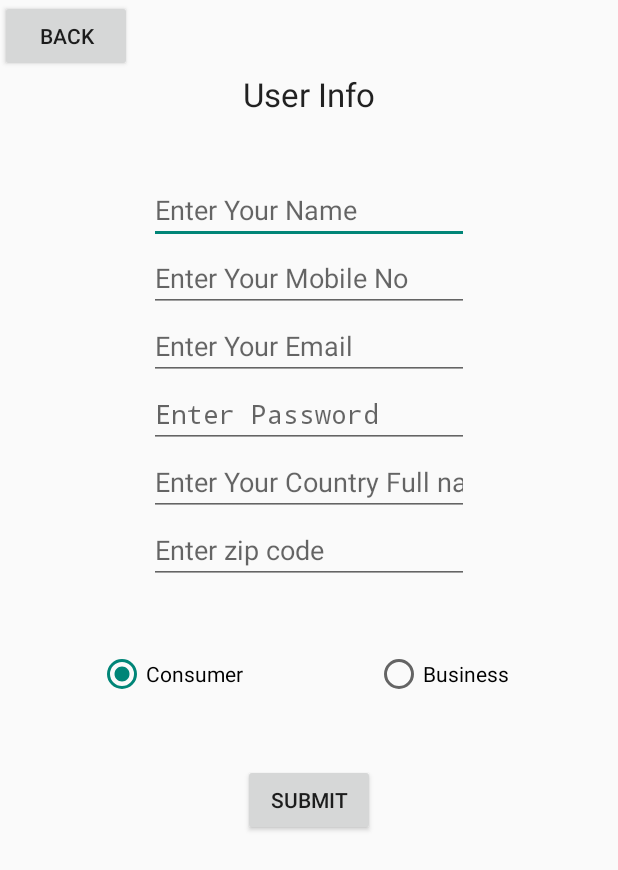
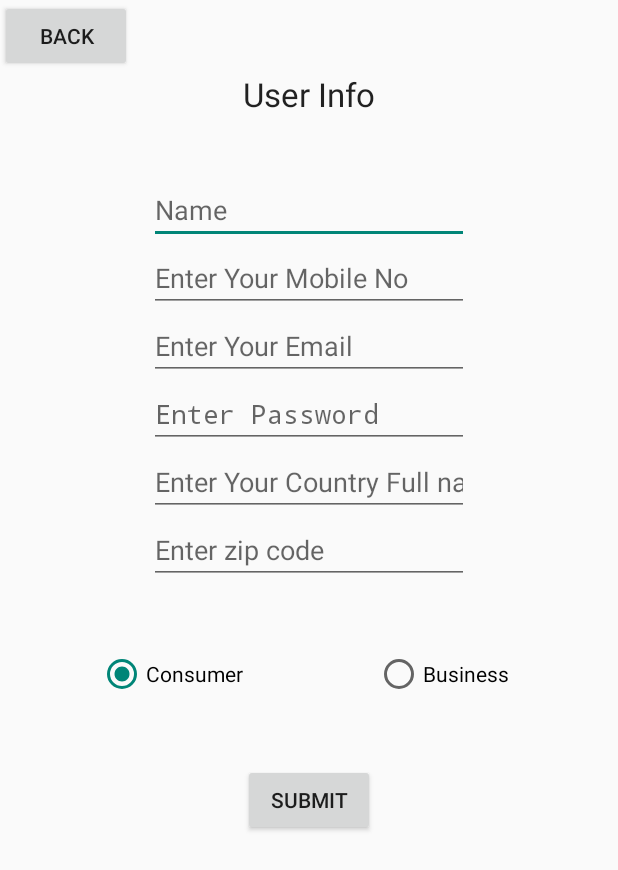
Before and after one commit to Hemaladani2711/Deals, an Android app: the NewUserDetailPage screen opened directly, with no data from a screen before it, on a phone screen of 412 x 824 dp. Shown: the top 870 px of the screen. Run offline under Robolectric (Android 15) with nearby library versions, the phone set to English and light mode, and no system bars; 3 statements that could not run were skipped.

```diff
--- a/app/src/main/res/layout/newuserdetailpage.xml
+++ b/app/src/main/res/layout/newuserdetailpage.xml
@@ -39,7 +39,7 @@
             android:layout_width="wrap_content"
             android:layout_height="wrap_content"
             android:ems="10"
-            android:hint="Enter Your Name"
+            android:hint="Name"
             android:inputType="textPersonName"
             android:layout_below="@+id/textView1"
             android:layout_alignLeft="@+id/edtEmailUser"
```
